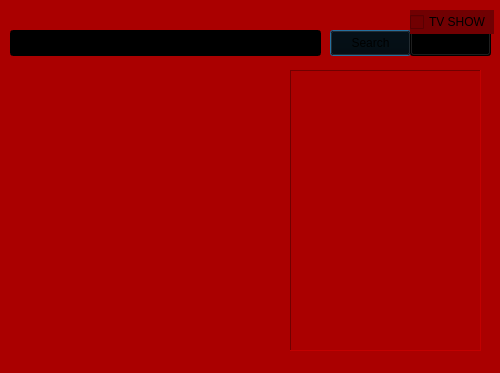
Before: the Qt Designer form UI.ui in SimonTheFire/Media-Recomender, drawn with Qt 5.
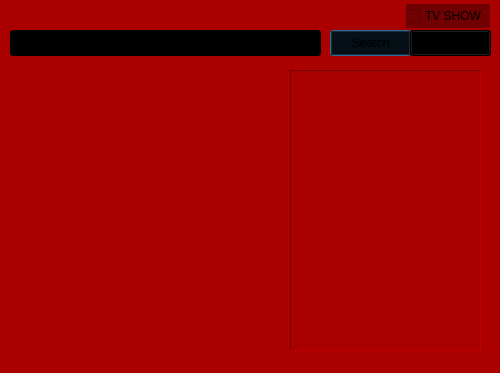
After: the same form once the commit is applied.

Commit message: changed how Main.py calls on defs to make fewer defs while keeping all the same things

What changed in the file:
```diff
--- a/UI.ui
+++ b/UI.ui
@@ -108,8 +108,8 @@
   <widget class="QCheckBox" name="checkBox">
    <property name="geometry">
     <rect>
-     <x>410</x>
-     <y>10</y>
+     <x>406</x>
+     <y>4</y>
      <width>84</width>
      <height>24</height>
     </rect>
```
Left out of the diff: 6 changed lines with no effect on the pictures. The commit also changes 2 other files.
